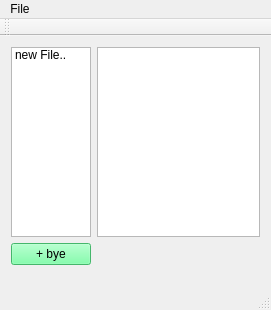
Qt form mainwindow.ui (jinhuang712/Notepad) before a commit.
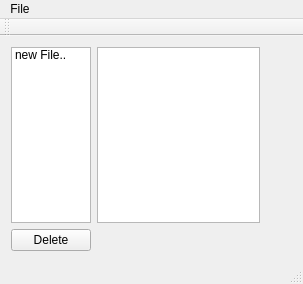
The same form after that commit. Icons and pictures are not drawn.

Commit message: delete item added

Patch:
```diff
--- a/mainwindow.ui
+++ b/mainwindow.ui
@@ -6,14 +6,20 @@
    <rect>
     <x>0</x>
     <y>0</y>
-    <width>271</width>
-    <height>310</height>
+    <width>303</width>
+    <height>284</height>
    </rect>
   </property>
   <property name="windowTitle">
    <string>MainWindow</string>
   </property>
   <widget class="QWidget" name="centralWidget">
+   <property name="sizePolicy">
+    <sizepolicy hsizetype="Expanding" vsizetype="Expanding">
+     <horstretch>0</horstretch>
+     <verstretch>0</verstretch>
+    </sizepolicy>
+   </property>
    <property name="maximumSize">
     <size>
      <width>271</width>
@@ -33,7 +39,7 @@
     <item row="2" column="1">
      <widget class="QTextEdit" name="textEdit">
       <property name="sizePolicy">
-       <sizepolicy hsizetype="Expanding" vsizetype="Maximum">
+       <sizepolicy hsizetype="Maximum" vsizetype="Maximum">
         <horstretch>0</horstretch>
         <verstretch>0</verstretch>
        </sizepolicy>
@@ -65,11 +71,11 @@
       </property>
       <property name="styleSheet">
        <string notr="true">QPushButton {
-	background-color: rgb(97, 255, 150)
+	
 }</string>
       </property>
       <property name="text">
-       <string>+ bye</string>
+       <string>Delete</string>
       </property>
      </widget>
     </item>
@@ -80,7 +86,7 @@
     <rect>
      <x>0</x>
      <y>0</y>
-     <width>271</width>
+     <width>303</width>
      <height>21</height>
     </rect>
    </property>
```
Left out of the diff: 2 changed lines with no effect on the pictures. The commit also changes 7 other files.
